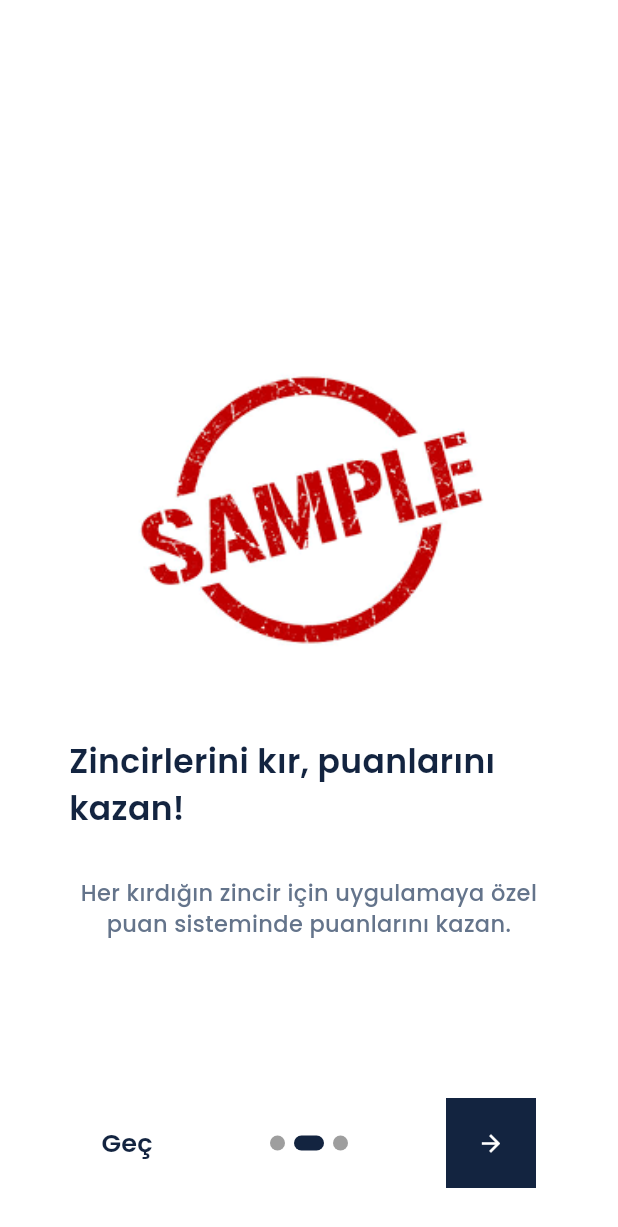
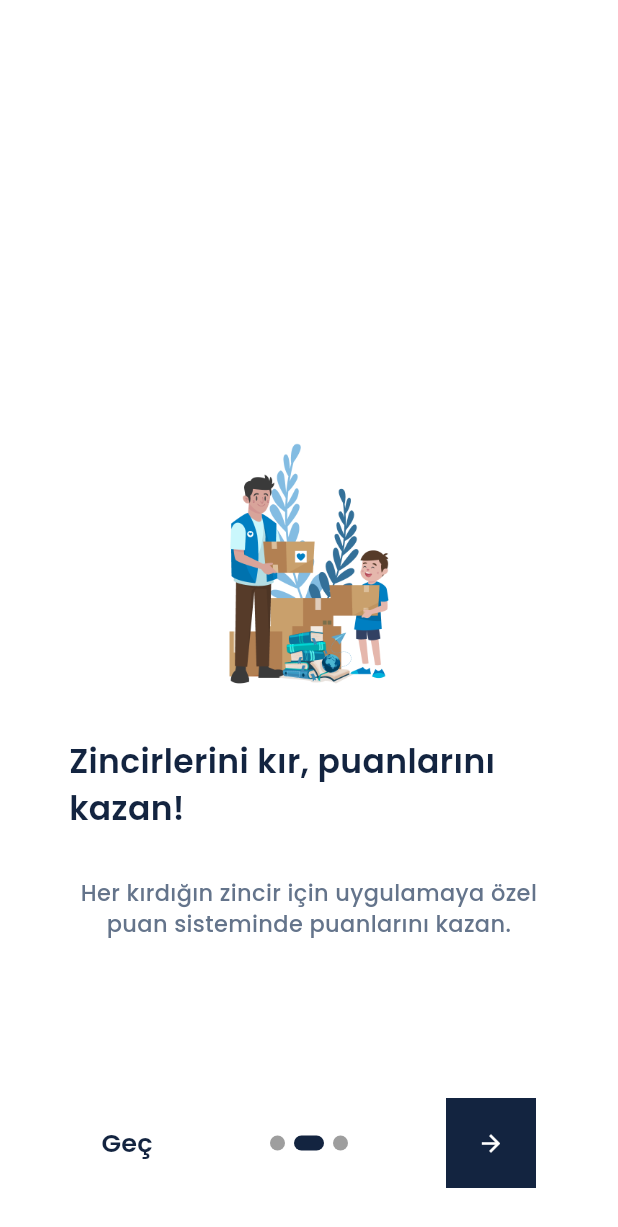
Before and after one commit to orhanea/team-f118, a Flutter app: the screen it shows after launch, swiped to page 2, on a phone screen of 412 x 824 dp. Shown: the top 1227 px of the screen. Run offline on Flutter 3.47's test engine with Material 2 defaults, Android fonts, the phone set to English and light mode, and no system bars; drawn by our look-alikes of introduction_screen; our stand-ins replace animated_splash_screen, cloud_firestore, firebase_auth, firebase_core, firebase_storage, flutter_otp_text_field and 7 more; missing offline and left inert: vertical_barchart; accounts and stored records are empty.

```diff
--- a/bookchain/lib/meta_app/helpers/constants/assets.dart
+++ b/bookchain/lib/meta_app/helpers/constants/assets.dart
@@ -4,8 +4,8 @@ class AssetPath {
 
   AssetPath._init();
 
-  String onBoardingImage1 = "assets/images/sample.png";
-  String onBoardingImage3 = "assets/images/sample.png";
-  String onBoardingImage2 = "assets/images/sample.png";
+  String onBoardingImage1 = "assets/images/first.png";
+  String onBoardingImage3 = "assets/images/second.png";
+  String onBoardingImage2 = "assets/images/third.png";
 
 }
```
